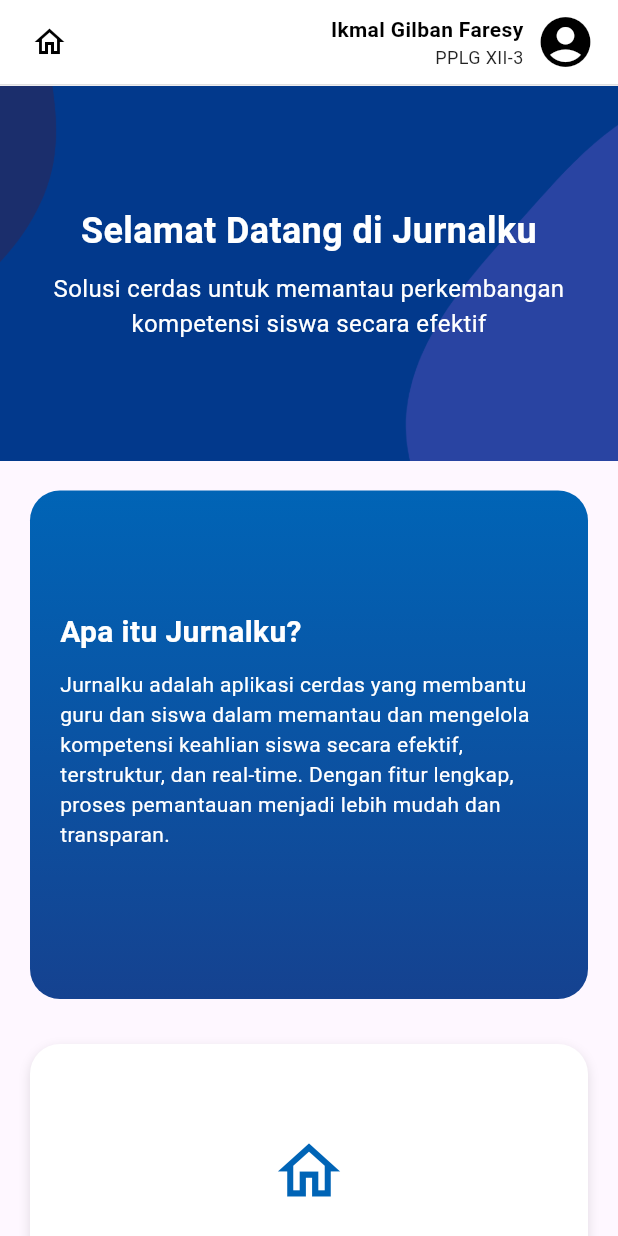
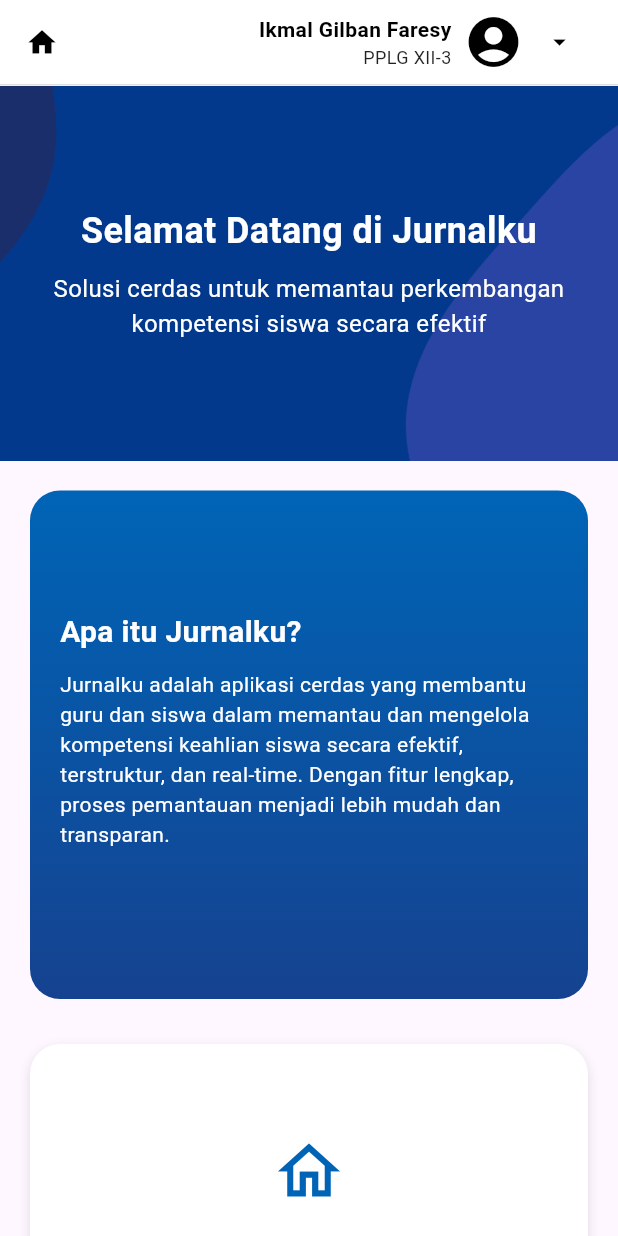
Before and after one commit to gilban-faresy/jurnalku, a Flutter app: the screen it shows after launch, after a tap on "Masuk", on a phone screen of 412 x 824 dp. Run offline on Flutter 3.47's test engine with Material 3 defaults, Android fonts, the phone set to English and light mode, and no system bars; our stand-ins replace font_awesome_flutter.

Commit message:
panduan pengguna dapat diklik

```diff
--- a/lib/dashboard.dart
+++ b/lib/dashboard.dart
@@ -6,13 +6,44 @@ class DashboardPage extends StatelessWidget {
   @override
   Widget build(BuildContext context) {
     return Scaffold(
+      drawer: Drawer(
+        child: ListView(
+          children: [
+            ListTile(
+              leading: Icon(Icons.attach_money_sharp),
+              title: Text("Dashboard"),
+              onTap: () {
+                Navigator.pushNamed(context, "/dashboard");
+              },
+            ),
+            ListTile(
+              leading: Icon(Icons.camera_alt_sharp),
+              title: Text("Progress"),
+              onTap: () {
+                Navigator.pushNamed(context, "/progress");
+              },
+            ),
+            ListTile(
+              leading: Icon(Icons.settings_sharp),
+              title: Text("Setting"),
+              onTap: () {
+                Navigator.pushNamed(context, "/settings");
+              },
+            ),
+            ListTile(
+              leading: Icon(Icons.book_online),
+              title: Text("Panduan Penggunaan"),
+              onTap: () {
+                Navigator.pushNamed(context, "/panduan-penggunaan");
+              },
+            ),
+          ],
+        ),
+      ),
       appBar: AppBar(
         elevation: 0,
         backgroundColor: Colors.white,
-        leading: const Padding(
-          padding: EdgeInsets.only(left: 10),
-          child: Icon(Icons.home_outlined, color: Colors.black),
-        ),
+        leading: Icon(Icons.home, color: Colors.black, size: 22),
         actions: [
           Padding(
             padding: const EdgeInsets.only(right: 10),
@@ -36,8 +67,22 @@ class DashboardPage extends StatelessWidget {
                     ),
                   ],
                 ),
-                const SizedBox(width: 8),
-                const Icon(Icons.account_circle, color: Colors.black, size: 40),
+                SizedBox(width: 8),
+                Icon(Icons.account_circle, color: Colors.black, size: 40),
+                Builder(
+                  builder: (context) => IconButton(
+                    icon: Icon(
+                      Icons.arrow_drop_down,
+                      color: Colors.black,
+                      size: 20,
+                    ),
+                    padding: EdgeInsets.zero,
+                    constraints: const BoxConstraints(),
+                    onPressed: () {
+                      Scaffold.of(context).openDrawer();
+                    },
+                  ),
+                ),
               ],
             ),
           ),
--- a/lib/main.dart
+++ b/lib/main.dart
@@ -1,12 +1,17 @@
 import 'package:flutter/material.dart';
-// import 'package:jurnalku/dashboard.dart';
+import 'package:jurnalku/Panduan_Pengguna/catatansikap_page.dart';
+import 'package:jurnalku/Panduan_Pengguna/ganti_pasword_page.dart';
+import 'package:jurnalku/Panduan_Pengguna/kelengkapan_profile_page.dart';
+import 'package:jurnalku/Panduan_Pengguna/mengelola_portofolio.dart';
+import 'package:jurnalku/Panduan_Pengguna/unggah_profile_page.dart';
+import 'package:jurnalku/dashboard.dart';
 import 'package:jurnalku/login_page.dart';
-// import 'package:jurnalku/catatan_page.dart';
-// import 'package:jurnalku/mengelolasertif_page.dart';
-// import 'package:jurnalku/mengisijurnal_page.dart';
-// import 'package:jurnalku/panduan_penggunaan.dart';
-// import 'package:jurnalku/progress_page.dart';
-// import 'package:jurnalku/settings_page.dart';
+import 'package:jurnalku/catatan_page.dart';
+import 'package:jurnalku/Panduan_Pengguna/mengelolasertif_page.dart';
+import 'package:jurnalku/Panduan_Pengguna/mengisijurnal_page.dart';
+import 'package:jurnalku/panduan_penggunaan.dart';
+import 'package:jurnalku/progress_page.dart';
+import 'package:jurnalku/settings_page.dart';
 
 // import 'package:jurnalku/settings_page.dart';
 void main() {
@@ -25,7 +30,23 @@ class MyApp extends StatelessWidget {
       theme: ThemeData(
         colorScheme: ColorScheme.fromSeed(seedColor: Colors.deepPurple),
       ),
-      home: const LoginPage(),
+      // home: const LoginPage(),
+      initialRoute: '/',
+       routes: {
+        "/": (context) =>  LoginPage(),
+        "/dashboard": (context) => DashboardPage(),
+        "/progress": (context) => ProgressPage(),
+        "/catatan": (context) => CatatanPage(),
+        "/settings": (context) => SettingsPage(),
+        "/panduan-penggunaan": (context) => PanduanPenggunaanPage(),
+        "/catatan-sikap-saya": (context) => CatatansikapPage(),
+        "/mengisi-jurnal": (context) => MengisijurnalPage(),
+        "/mengelola-sertifikat": (context) => MengelolasertifPage(),
+        "/mengelola-portofolio": (context) => MengelolaPortofolioPage(),
+        "/kelengkapan-profile": (context) => KelengkapanProfilePage(),
+        "/ganti-password": (context) => GantiPaswordPage(),
+        "/unggah-profile": (context) => UnggahprofilePage(),
+      },
     );
   }
 }
```
Also changed, not shown: lib/panduan_penggunaan.dart (+26 -6 lines), lib/Panduan_Pengguna/catatansikap_page.dart (renamed from lib/catatansikap_page.dart), lib/Panduan_Pengguna/mengelolasertif_page.dart (renamed from lib/mengelolasertif_page.dart), lib/Panduan_Pengguna/mengisijurnal_page.dart (renamed from lib/mengisijurnal_page.dart), pubspec.lock.
